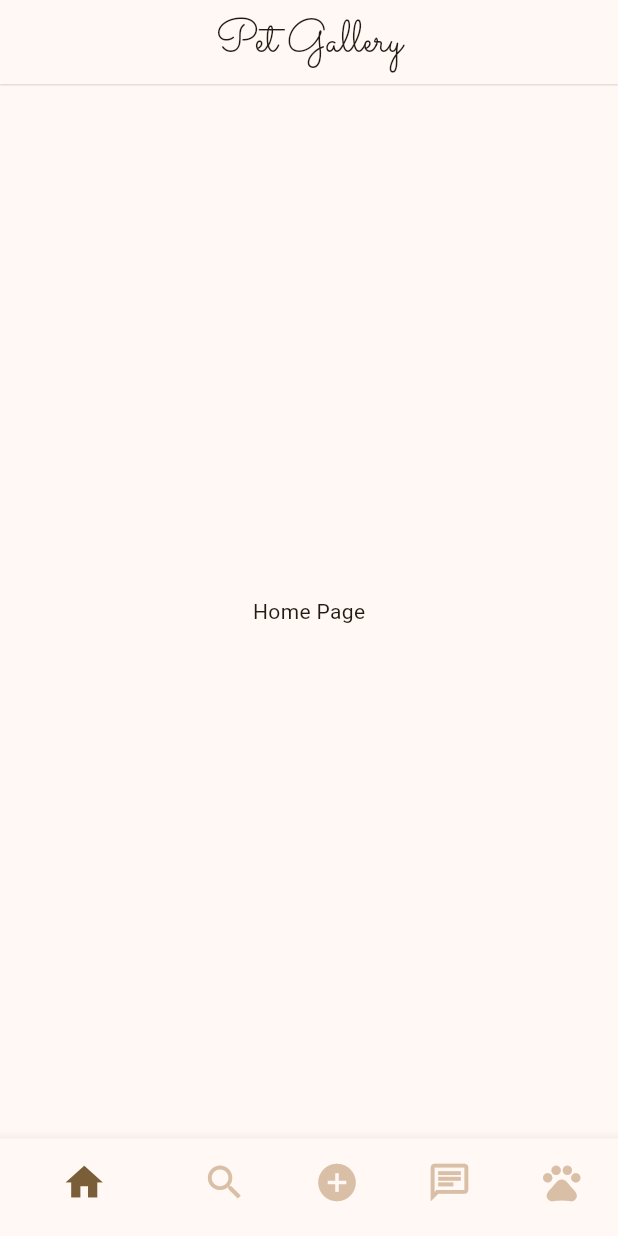
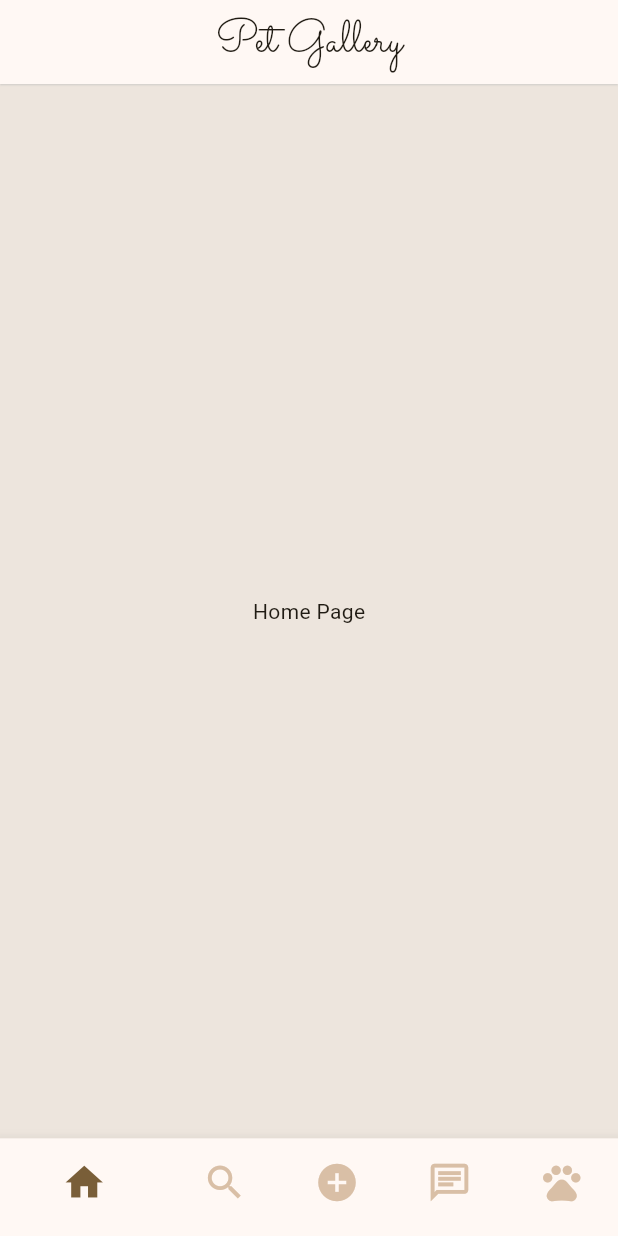
Before and after one commit to Dev-Rem/Pet-Gallery, a Flutter app: the HomeScreen screen opened by its route, on a phone screen of 412 x 824 dp. Run offline on Flutter 3.47's test engine with Material 3 defaults, Android fonts, the light colour scheme and no system bars; our stand-ins replace go_router.

Commit message:
Change home screen background

```diff
--- a/lib/homeScreen.dart
+++ b/lib/homeScreen.dart
@@ -43,8 +43,11 @@ class _HomeScreenState extends State<HomeScreen> {
               ),
             ),
           ),
-          body: Center(
-            child: _widgetOptions.elementAt(_selectedIndex),
+          body: Container(
+            color: Color.fromARGB(255, 237, 229, 221),
+            child: Center(
+              child: _widgetOptions.elementAt(_selectedIndex),
+            ),
           ),
           bottomNavigationBar: BottomNavigationBar(
             showSelectedLabels: false,
```
